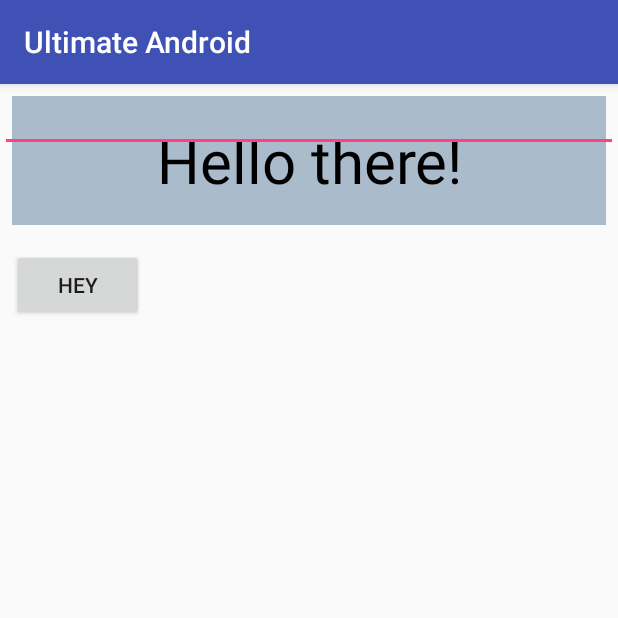
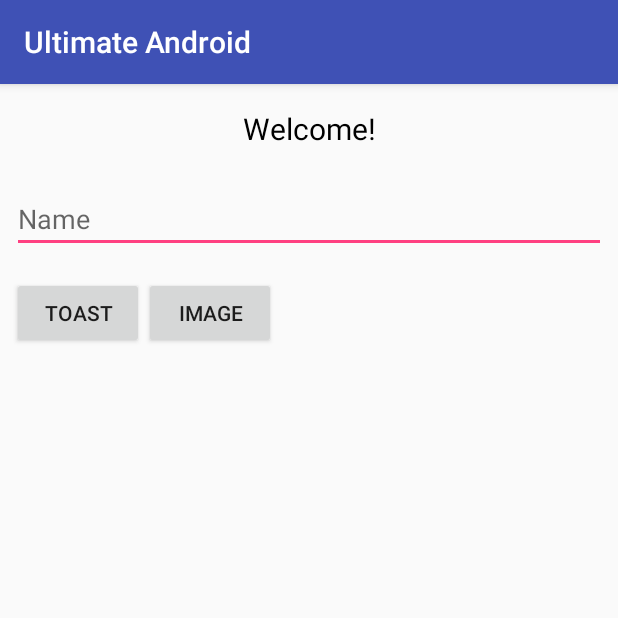
Before and after one commit to SnehPandya18/UltimateAndroid, an Android app: the screen it shows after launch (MainActivity), on a phone screen of 412 x 824 dp, the top half of it. Run offline under Robolectric (Android 15) with nearby library versions, the phone set to English and light mode, and no system bars.

Commit message:
Add: EditText, Update: TextView, Buttons, Toast

```diff
--- a/app/src/main/java/com/snehpandya/ultimateandroid/MainActivity.java
+++ b/app/src/main/java/com/snehpandya/ultimateandroid/MainActivity.java
@@ -6,7 +6,6 @@ import android.os.Bundle;
 import android.view.View;
 import android.widget.Button;
 import android.widget.EditText;
-import android.widget.TextView;
 import android.widget.Toast;
 
 public class MainActivity extends AppCompatActivity {
@@ -16,26 +15,23 @@ public class MainActivity extends AppCompatActivity {
         super.onCreate(savedInstanceState);
         setContentView(R.layout.activity_main);
 
-        TextView text = (TextView) findViewById(R.id.textview);
-        text.setOnClickListener(new View.OnClickListener() {
+        Button button1 = (Button) findViewById(R.id.button1);
+        button1.setOnClickListener(new View.OnClickListener() {
+            @Override
+            public void onClick(View v) {
+                EditText editText = (EditText) findViewById(R.id.edittext);
+                String eText = editText.getText().toString();
+                Toast.makeText(MainActivity.this, "Hey " + eText + "!", Toast.LENGTH_SHORT).show();
+            }
+        });
+
+        Button button2 = (Button) findViewById(R.id.button2);
+        button2.setOnClickListener(new View.OnClickListener() {
             @Override
             public void onClick(View v) {
                 Intent i = new Intent(MainActivity.this, ImageActivity.class);
                 startActivity(i);
             }
         });
-
-        Button button = (Button) findViewById(R.id.button1);
-        button.setOnClickListener(new View.OnClickListener() {
-            @Override
-            public void onClick(View v) {
-                Toast.makeText(MainActivity.this, "Hey!", Toast.LENGTH_SHORT).show();
-            }
-        });
-
-        EditText editText = (EditText) findViewById(R.id.edittext);
-
-        TextView textView = (TextView) findViewById(R.id.textname);
-        textView.setText(editText.getText().toString());
     }
 }
--- a/app/src/main/res/layout/activity_main.xml
+++ b/app/src/main/res/layout/activity_main.xml
@@ -11,29 +11,36 @@
         android:layout_width="match_parent"
         android:layout_height="wrap_content"
         android:layout_margin="8dp"
-        android:background="#abc"
-        android:padding="16dp"
-        android:text="@string/hello"
+        android:padding="8dp"
+        android:text="@string/welcome"
         android:textAlignment="center"
         android:textColor="#000"
-        android:textSize="40sp"/>
+        android:textSize="20sp"/>
 
     <EditText
         android:id="@+id/edittext"
         android:layout_width="match_parent"
-        android:layout_height="wrap_content"/>
-
-    <TextView
-        android:id="@+id/textname"
-        android:textSize="16sp"
-        android:layout_width="match_parent"
-        android:layout_height="wrap_content"/>
-
-    <Button
-        android:id="@+id/button1"
-        android:layout_width="wrap_content"
         android:layout_height="wrap_content"
         android:layout_below="@id/textview"
         android:layout_margin="8dp"
-        android:text="@string/hey"/>
+        android:hint="@string/name"/>
+
+    <LinearLayout
+        android:layout_width="match_parent"
+        android:layout_height="wrap_content"
+        android:layout_below="@id/edittext"
+        android:layout_margin="8dp">
+
+        <Button
+            android:id="@+id/button1"
+            android:layout_width="wrap_content"
+            android:layout_height="wrap_content"
+            android:text="@string/toast"/>
+
+        <Button
+            android:id="@+id/button2"
+            android:layout_width="wrap_content"
+            android:layout_height="wrap_content"
+            android:text="@string/image"/>
+    </LinearLayout>
 </RelativeLayout>
--- a/app/src/main/res/values/strings.xml
+++ b/app/src/main/res/values/strings.xml
@@ -1,5 +1,8 @@
 <resources>
     <string name="app_name">Ultimate Android</string>
-    <string name="hello">Hello there!</string>
-    <string name="hey">HEY</string>
+    <string name="hello">Show Image!</string>
+    <string name="toast">TOAST</string>
+    <string name="image">IMAGE</string>
+    <string name="name">Name</string>
+    <string name="welcome">Welcome!</string>
 </resources>
```
